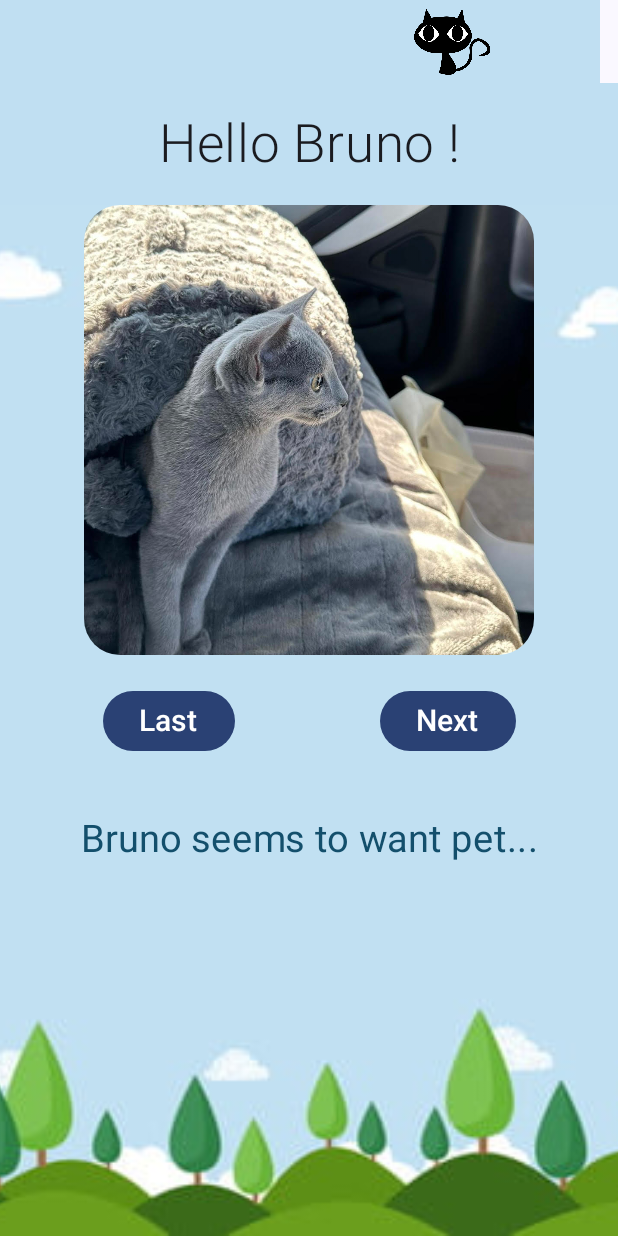
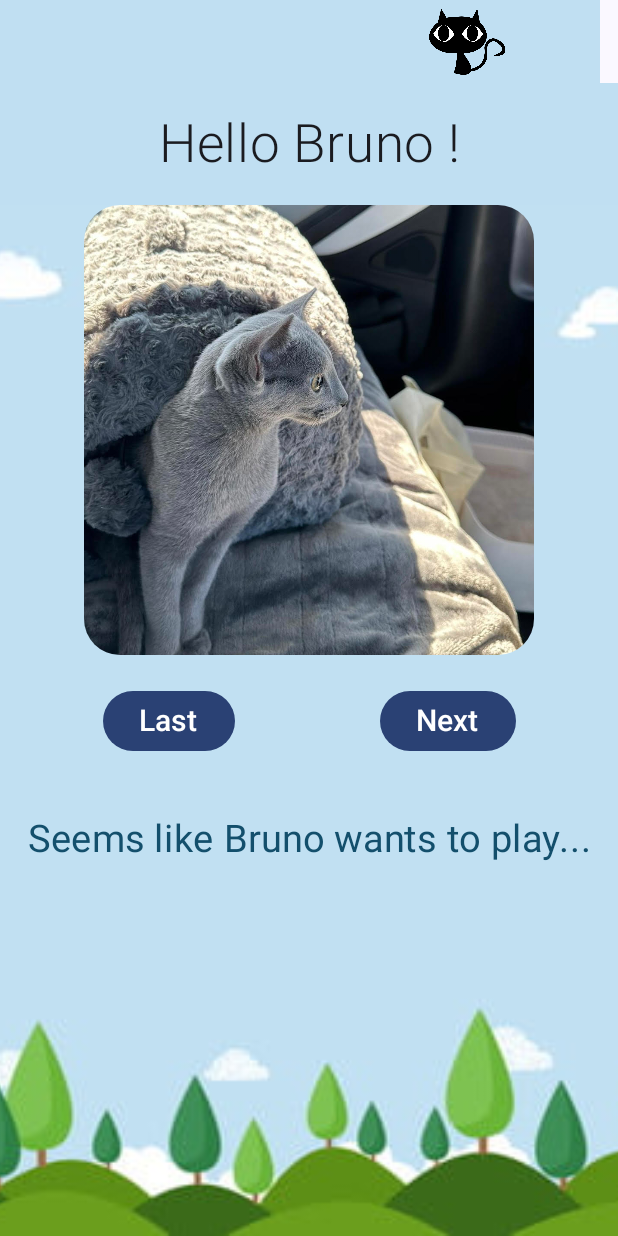
Before and after one commit to al3j4ndrolm/My_Application, an Android app built with Jetpack Compose: the screen it shows after launch (MainActivity), after a tap on "Next", on a phone screen of 412 x 824 dp. Run offline under Robolectric (Android 15) with nearby library versions, the phone set to English and light mode, and no system bars; 1 other tap on this screen came first.

Commit message:
CuteCat_6 - Add different text and sound to each of the cats, use class to organize the information,

```diff
--- /dev/null
+++ b/app/src/main/java/com/example/myapplication/Cat.kt
@@ -0,0 +1,11 @@
+package com.example.myapplication
+
+data class Cat(
+    val nameResId: Int,
+    val beforeActionTextResId: Int,
+    val afterActionTextResId: Int,
+    val imageResId: Int,
+    val actionSoundEffectResId: Int
+) {
+
+}
--- a/app/src/main/java/com/example/myapplication/MainActivity.kt
+++ b/app/src/main/java/com/example/myapplication/MainActivity.kt
@@ -1,5 +1,6 @@
 package com.example.myapplication
 
+import android.media.MediaPlayer
 import android.os.Bundle
 import androidx.activity.ComponentActivity
 import androidx.activity.compose.setContent
@@ -29,6 +30,7 @@ import androidx.compose.ui.Modifier
 import androidx.compose.ui.draw.clip
 import androidx.compose.ui.graphics.Color
 import androidx.compose.ui.layout.ContentScale
+import androidx.compose.ui.platform.LocalContext
 import androidx.compose.ui.res.painterResource
 import androidx.compose.ui.res.stringResource
 import androidx.compose.ui.text.font.FontStyle
@@ -49,7 +51,7 @@ class MainActivity : ComponentActivity() {
                     modifier = Modifier.fillMaxSize(),
                     color = MaterialTheme.colorScheme.background
                 ) {
-                    Greeting("Yingying BABA")
+                    Greeting(shouldPlaySound = true)
                 }
             }
         }
@@ -57,29 +59,54 @@ class MainActivity : ComponentActivity() {
 }
 
 @Composable
-fun Greeting(name: String, modifier: Modifier = Modifier) {
+fun Greeting(shouldPlaySound: Boolean) {
     var result by remember { mutableStateOf(1) }
-    val imageResource = when (result) {
-        1 -> R.drawable.tails
-        2 -> R.drawable.bruno
-        else -> {
-            R.drawable.tabby
-        }
-    }
-    val catName = when (result) {
-        1 -> "Tails"
-        2 -> "Bruno"
-        else -> {
-            "Tabby"
-        }
-    }
     var isCatHappy by remember {
         mutableStateOf(false)
     }
 
+    val catTails = Cat(
+        nameResId = R.string.tails_name,
+        beforeActionTextResId = R.string.tails_before_action_text,
+        afterActionTextResId = R.string.tails_after_action_text,
+        imageResId = R.drawable.tails,
+        actionSoundEffectResId = R.raw.tails_after_action_sound_effect
+    )
+    val catBruno = Cat(
+        nameResId = R.string.bruno_name,
+        beforeActionTextResId = R.string.bruno_before_action_text,
+        afterActionTextResId = R.string.bruno_after_action_text,
+        imageResId = R.drawable.bruno,
+        actionSoundEffectResId = R.raw.bruno_after_action_sound_effect
+    )
+    val catTabby = Cat(
+        nameResId = R.string.tabby_name,
+        beforeActionTextResId = R.string.tabby_before_action_text,
+        afterActionTextResId = R.string.tabby_after_action_text,
+        imageResId = R.drawable.tabby,
+        actionSoundEffectResId = R.raw.tabby_after_action_sound_effect
+    )
+
+    val currentCat = when (result) {
+        1 -> catTails
+        2 -> catBruno
+        else -> {
+            catTabby
+        }
+    }
+
+    val catName = stringResource(id = currentCat.nameResId)
     val actionText =
-        if (isCatHappy) "$catName is happier after your petting!"
-        else "$catName seems to want pet..."
+        if (isCatHappy) stringResource(id = currentCat.afterActionTextResId)
+        else stringResource(id = currentCat.beforeActionTextResId)
+    val catSound = if (shouldPlaySound) MediaPlayer.create(
+        LocalContext.current,
+        currentCat.actionSoundEffectResId
+    ) else null
+
+    catSound?.setOnCompletionListener {
+        it.release()
+    }
 
     Box(modifier = Modifier) {
         Column(
@@ -99,8 +126,8 @@ fun Greeting(name: String, modifier: Modifier = Modifier) {
                 ) {
                     Text(
                         modifier = Modifier
-                            .size(200.dp, 55.dp),
-                        text = "Los Gatos",
+                            .size(220.dp, 55.dp),
+                        text = stringResource(id = R.string.app_name),
                         fontSize = 40.sp,
                         lineHeight = 0.sp,
                         textAlign = TextAlign.Center,
@@ -143,13 +170,16 @@ fun Greeting(name: String, modifier: Modifier = Modifier) {
                         .fillMaxWidth(),
                     horizontalAlignment = Alignment.CenterHorizontally
                 ) {
-                    Box(modifier = Modifier.clickable { isCatHappy = !isCatHappy }) {
+                    Box(modifier = Modifier.clickable {
+                        isCatHappy = !isCatHappy
+                        catSound?.start()
+                    }) {
                         Image(
                             modifier = Modifier
                                 .size(300.dp, 300.dp)
                                 .clip(RoundedCornerShape(24.dp)),
                             contentScale = ContentScale.Crop,
-                            painter = painterResource(imageResource),
+                            painter = painterResource(currentCat.imageResId),
                             contentDescription = "Funny_cat_1"
                         )
                     }
@@ -197,10 +227,11 @@ fun Greeting(name: String, modifier: Modifier = Modifier) {
     }
 }
 
+
 @Preview(showBackground = true, showSystemUi = true)
 @Composable
 fun GreetingPreview() {
     MyApplicationTheme {
-        Greeting("Yingying and Alejandro went to Santana Row to buy Ice cream and some cookies for Tails. It's sooo delicious")
+        Greeting(shouldPlaySound = false)
     }
 }
--- a/app/src/main/res/values/strings.xml
+++ b/app/src/main/res/values/strings.xml
@@ -1,5 +1,19 @@
 <resources>
-    <string name="app_name">My Application</string>
+    <string name="app_name">Los Gatitos</string>
     <string name="next_button">Next</string>
     <string name="last_button">Last</string>
+
+    <!--    Cat relevant texts-->
+    <!--    Tails -->
+    <string name="tails_name">Tails</string>
+    <string name="tails_before_action_text">Tails is wondering where is his food...</string>
+    <string name="tails_after_action_text">Tails is happy after you feed him!</string>
+    <!--    Bruno-->
+    <string name="bruno_name">Bruno</string>
+    <string name="bruno_before_action_text">Seems like Bruno wants to play...</string>
+    <string name="bruno_after_action_text">Bruno is excited for play with you!</string>
+    <!--    Tabby-->
+    <string name="tabby_before_action_text">Tabby is looking for Friday...</string>
+    <string name="tabby_after_action_text">It\'s just Wednesday, go back to work!</string>
+    <string name="tabby_name">Tabby</string>
 </resources>
--- a/build.gradle
+++ b/build.gradle
@@ -4,3 +4,8 @@ plugins {
     id 'com.android.library' version '8.0.2' apply false
     id 'org.jetbrains.kotlin.android' version '1.7.20' apply false
 }
+
+//dependencies {
+//
+//    implementation "androidx.compose.material:material:1.0.0"
+//}
```
Also changed, not shown: 3 other files.
